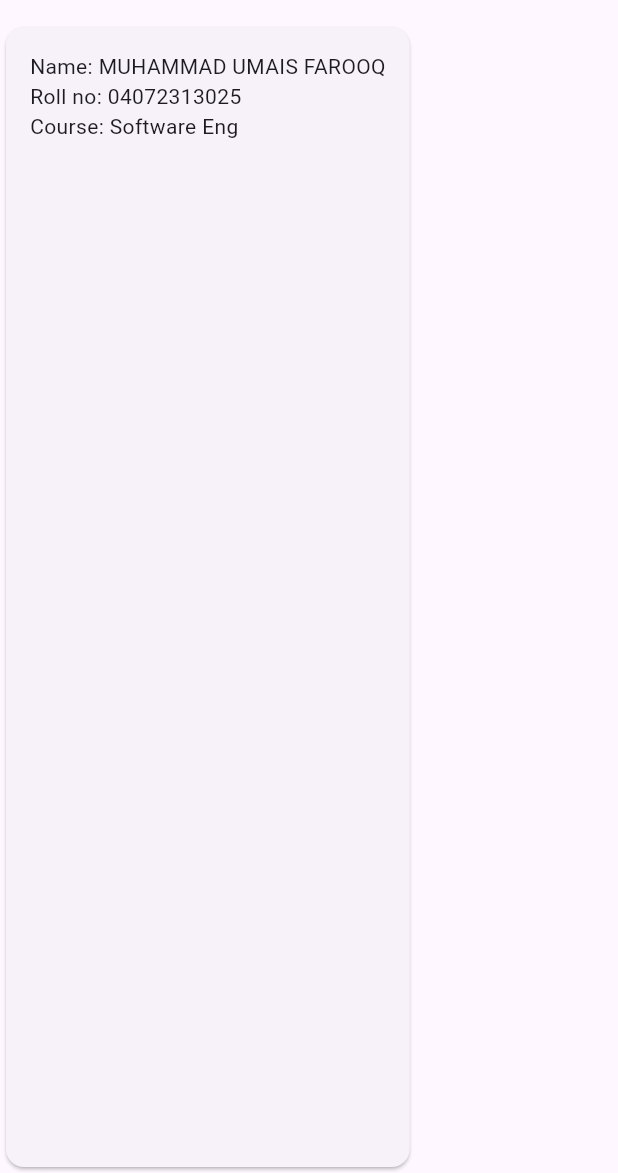
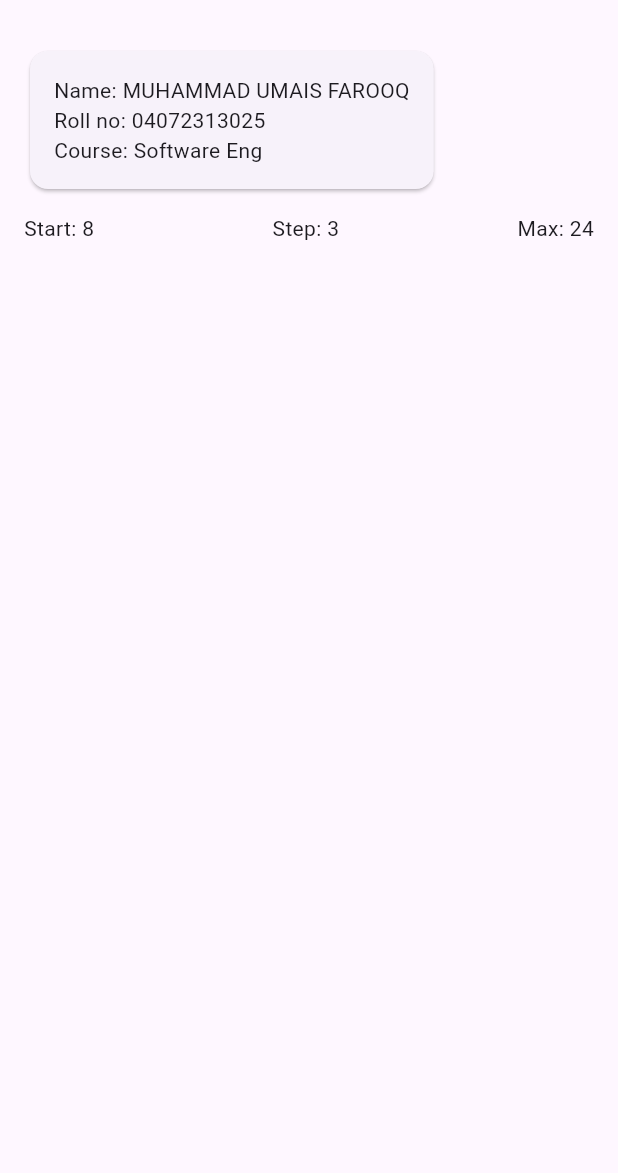
Before and after one commit to MalikUmais/flutter-tasks, a Flutter app: the screen it shows after launch, on a phone screen of 412 x 824 dp, the part 63-1236 px from its top. Run offline on Flutter 3.47's test engine with Material 3 defaults, Android fonts, the phone set to English and light mode, and no system bars.

Commit message:
Flutter lab: step 3

```diff
--- a/flutter_lab/lib/main.dart
+++ b/flutter_lab/lib/main.dart
@@ -51,15 +51,29 @@
 }
 
 class HomePage extends StatelessWidget {
+  // Text('Max: ..') is 7 levels deep
   const HomePage({super.key});
   @override
   Widget build(BuildContext context) {
     return Scaffold(
       appBar: AppBar(title: Text('Study Tracker: $course')),
-      body: StudentCard(
-        name: studentName,
-        roll: rollNo,
-        course: course,
+      body: SingleChildScrollView(
+        padding: const EdgeInsets.all(16),
+        child: Column(
+          crossAxisAlignment: CrossAxisAlignment.start,
+          children: [
+            StudentCard(name: studentName, roll: rollNo, course: course),
+            const SizedBox(height: 12), // spacing between cards
+            Row(
+              mainAxisAlignment: MainAxisAlignment.spaceBetween,
+              children: [
+                Text('Start: $startCount', key: const Key('info-start')),
+                Text('Step: $stepSize', key: const Key('info-step')),
+                Text('Max: $maxCount', key: const Key('info-max')),
+              ],
+            ),
+          ],
+        ),
       ),
     );
   }
```
